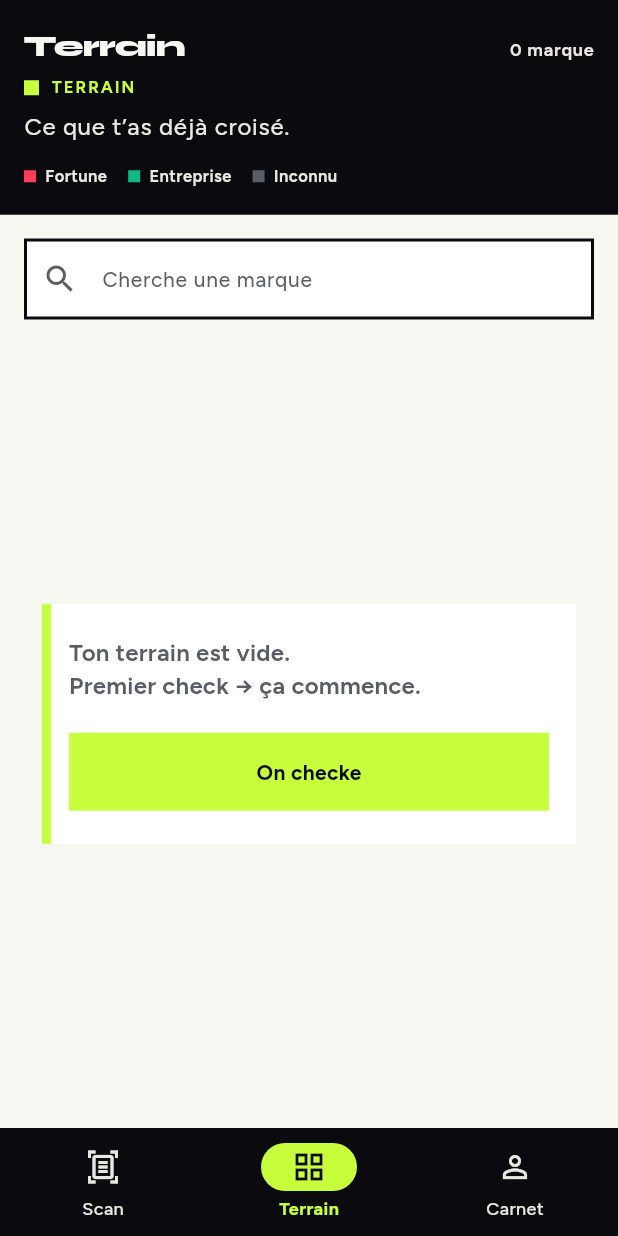
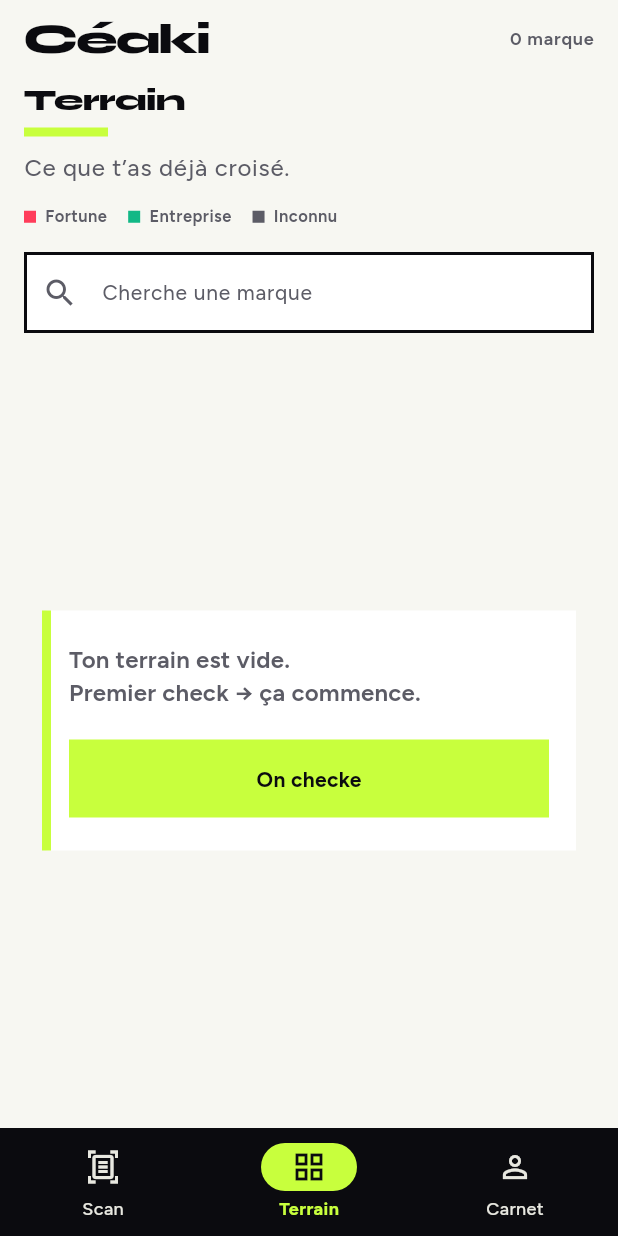
Before and after one commit to Enterenn/ceaki, a Flutter app: the screen it shows after launch, item 2 of the bottom bar chosen, on a phone screen of 412 x 824 dp. Run offline on Flutter 3.47's test engine with Material 3 defaults, Android fonts, the phone set to English and light mode, and no system bars; our stand-ins replace drift, drift_flutter, flutter_riverpod, permission_handler; missing offline and left inert: mobile_scanner; accounts and stored records are empty; generated files the repository leaves out were written again.

Commit message:
Unify Scan, Terrain, and Carnet under one hub chrome.
Shared HubHeader with Céaki mark and lime bar; drop the ink archive header and align nav selection icons.

Co-authored-by: Cursor <cursoragent@cursor.com>

```diff
--- a/lib/ui/library/library_page.dart
+++ b/lib/ui/library/library_page.dart
@@ -8,6 +8,7 @@ import 'package:transparence/domain/library.dart';
 import 'package:transparence/l10n/app_localizations.dart';
 import 'package:transparence/ui/brand/brand_mark.dart';
 import 'package:transparence/ui/library/brand_page.dart';
+import 'package:transparence/ui/shell/hub_header.dart';
 import 'package:transparence/ui/theme.dart';
 
 /// Personal archive of brands already met through scans.
@@ -45,23 +46,31 @@ class _LibraryPageState extends ConsumerState<LibraryPage> {
         return Column(
           crossAxisAlignment: CrossAxisAlignment.stretch,
           children: [
-            ColoredBox(
-              color: TransparenceColors.ink,
-              child: SafeArea(
-                bottom: false,
-                child: _ArchiveHeader(
-                  title: l10n.navLibrary,
-                  badge: l10n.archiveBadge,
-                  subtitle: l10n.archiveSub,
-                  countLabel: l10n.archiveCount(entries.length),
-                  legendFortune: l10n.archiveLegendFortune,
-                  legendClear: l10n.archiveLegendClear,
-                  legendUnknown: l10n.archiveLegendUnknown,
-                ),
+            HubHeader(
+              title: l10n.navLibrary,
+              subtitle: l10n.archiveSub,
+              trailing: l10n.archiveCount(entries.length),
+              bottom: Wrap(
+                spacing: 14,
+                runSpacing: 8,
+                children: [
+                  _LegendDot(
+                    color: TransparenceColors.coral,
+                    label: l10n.archiveLegendFortune,
+                  ),
+                  _LegendDot(
+                    color: TransparenceColors.leaf,
+                    label: l10n.archiveLegendClear,
+                  ),
+                  _LegendDot(
+                    color: TransparenceColors.mute,
+                    label: l10n.archiveLegendUnknown,
+                  ),
+                ],
               ),
             ),
             Padding(
-              padding: const EdgeInsets.fromLTRB(16, 16, 16, 0),
+              padding: const EdgeInsets.fromLTRB(16, 8, 16, 0),
               child: TextField(
                 controller: _search,
                 decoration: InputDecoration(
@@ -208,100 +217,6 @@ class _FilterChip extends StatelessWidget {
   }
 }
 
-class _ArchiveHeader extends StatelessWidget {
-  const _ArchiveHeader({
-    required this.title,
-    required this.badge,
-    required this.subtitle,
-    required this.countLabel,
-    required this.legendFortune,
-    required this.legendClear,
-    required this.legendUnknown,
-  });
-
-  final String title;
-  final String badge;
-  final String subtitle;
-  final String countLabel;
-  final String legendFortune;
-  final String legendClear;
-  final String legendUnknown;
-
-  @override
-  Widget build(BuildContext context) {
-    final theme = Theme.of(context);
-    return Container(
-      width: double.infinity,
-      color: TransparenceColors.ink,
-      padding: const EdgeInsets.fromLTRB(16, 20, 16, 18),
-      child: Column(
-        crossAxisAlignment: CrossAxisAlignment.start,
-        children: [
-          Row(
-            crossAxisAlignment: CrossAxisAlignment.end,
-            children: [
-              Expanded(
-                child: Text(
-                  title,
-                  style: theme.textTheme.headlineSmall?.copyWith(
-                    color: TransparenceColors.paper,
-                  ),
-                ),
-              ),
-              Text(
-                countLabel,
-                style: theme.textTheme.labelMedium?.copyWith(
-                  color: TransparenceColors.mist,
-                ),
-              ),
-            ],
-          ),
-          const SizedBox(height: 10),
-          Row(
-            children: [
-              Container(width: 10, height: 10, color: TransparenceColors.lime),
-              const SizedBox(width: 8),
-              Text(
-                badge.toUpperCase(),
-                style: theme.textTheme.labelSmall?.copyWith(
-                  color: TransparenceColors.lime,
-                  letterSpacing: 1.4,
-                ),
-              ),
-            ],
-          ),
-          const SizedBox(height: 8),
-          Text(
-            subtitle,
-            style: theme.textTheme.bodyLarge?.copyWith(
-              color: TransparenceColors.mist,
-            ),
-          ),
-          const SizedBox(height: 14),
-          Wrap(
-            spacing: 14,
-            runSpacing: 8,
-            children: [
-              _LegendDot(
-                color: TransparenceColors.coral,
-                label: legendFortune,
-              ),
-              _LegendDot(
-                color: TransparenceColors.leaf,
-                label: legendClear,
-              ),
-              _LegendDot(
-                color: TransparenceColors.mute,
-                label: legendUnknown,
-              ),
-            ],
-          ),
-        ],
-      ),
-    );
-  }
-}
-
 class _LegendDot extends StatelessWidget {
   const _LegendDot({required this.color, required this.label});
 
@@ -318,7 +233,7 @@ class _LegendDot extends StatelessWidget {
         Text(
           label,
           style: Theme.of(context).textTheme.labelSmall?.copyWith(
-            color: TransparenceColors.mist,
+            color: TransparenceColors.mute,
             letterSpacing: 0.3,
           ),
         ),
--- a/lib/ui/scanner/scanner_page.dart
+++ b/lib/ui/scanner/scanner_page.dart
@@ -7,6 +7,7 @@ import 'package:transparence/l10n/app_localizations.dart';
 import 'package:transparence/ui/brand/ceaki_mark.dart';
 import 'package:transparence/ui/result/result_page.dart';
 import 'package:transparence/ui/scanner/camera_scan_page.dart';
+import 'package:transparence/ui/shell/hub_header.dart';
 import 'package:transparence/ui/theme.dart';
 
 /// Branded Scan home: identity first, then a dominant CTA into the camera.
@@ -50,11 +51,7 @@ class _ScannerPageState extends ConsumerState<ScannerPage> {
                 const SizedBox(height: 12),
                 Align(
                   alignment: Alignment.centerLeft,
-                  child: Container(
-                    width: 72,
-                    height: 8,
-                    color: TransparenceColors.lime,
-                  ),
+                  child: HubHeader.limeBar,
                 ),
                 const Spacer(),
                 Text(
--- a/lib/ui/shell.dart
+++ b/lib/ui/shell.dart
@@ -27,12 +27,15 @@ class AppShell extends ConsumerWidget {
         destinations: [
           NavigationDestination(
             icon: const Icon(Icons.document_scanner_outlined),
-            selectedIcon: const Icon(Icons.document_scanner),
+            selectedIcon: const Icon(
+              Icons.document_scanner,
+              color: TransparenceColors.ink,
+            ),
             label: l10n.navScanner,
           ),
           NavigationDestination(
             icon: const Icon(Icons.grid_view_outlined),
-            selectedIcon: Icon(
+            selectedIcon: const Icon(
               Icons.grid_view,
               color: TransparenceColors.ink,
             ),
@@ -40,7 +43,7 @@ class AppShell extends ConsumerWidget {
           ),
           NavigationDestination(
             icon: const Icon(Icons.person_outline),
-            selectedIcon: Icon(
+            selectedIcon: const Icon(
               Icons.person,
               color: TransparenceColors.ink,
             ),
--- /dev/null
+++ b/lib/ui/shell/hub_header.dart
@@ -0,0 +1,76 @@
+import 'package:flutter/material.dart';
+import 'package:transparence/ui/brand/ceaki_mark.dart';
+import 'package:transparence/ui/theme.dart';
+
+/// Shared top chrome for Terrain / Carnet hubs — brand mark + title + lime bar.
+class HubHeader extends StatelessWidget {
+  const HubHeader({
+    required this.title,
+    this.subtitle,
+    this.trailing,
+    this.bottom,
+    super.key,
+  });
+
+  final String title;
+  final String? subtitle;
+  final String? trailing;
+  final Widget? bottom;
+
+  static const limeBar = SizedBox(
+    width: 56,
+    height: 6,
+    child: ColoredBox(color: TransparenceColors.lime),
+  );
+
+  @override
+  Widget build(BuildContext context) {
+    final theme = Theme.of(context);
+    final sub = subtitle;
+    final trail = trailing;
+
+    return SafeArea(
+      bottom: false,
+      child: Padding(
+        padding: const EdgeInsets.fromLTRB(16, 12, 16, 0),
+        child: Column(
+          crossAxisAlignment: CrossAxisAlignment.start,
+          children: [
+            Row(
+              children: [
+                const CeakiMark(size: 28),
+                if (trail != null) ...[
+                  const Spacer(),
+                  Text(
+                    trail,
+                    style: theme.textTheme.labelMedium?.copyWith(
+                      color: TransparenceColors.mute,
+                    ),
+                  ),
+                ],
+              ],
+            ),
+            const SizedBox(height: 16),
+            Text(title, style: theme.textTheme.headlineSmall),
+            const SizedBox(height: 8),
+            limeBar,
+            if (sub != null) ...[
+              const SizedBox(height: 10),
+              Text(
+                sub,
+                style: theme.textTheme.bodyLarge?.copyWith(
+                  color: TransparenceColors.mute,
+                ),
+              ),
+            ],
+            if (bottom != null) ...[
+              const SizedBox(height: 14),
+              bottom!,
+            ],
+            const SizedBox(height: 8),
+          ],
+        ),
+      ),
+    );
+  }
+}
--- a/lib/ui/you/you_page.dart
+++ b/lib/ui/you/you_page.dart
@@ -6,12 +6,13 @@ import 'package:transparence/application/player_stats.dart';
 import 'package:transparence/l10n/app_localizations.dart';
 import 'package:transparence/ui/game/rank_card.dart';
 import 'package:transparence/ui/library/fortune_page.dart';
+import 'package:transparence/ui/shell/hub_header.dart';
 import 'package:transparence/ui/theme.dart';
 import 'package:transparence/ui/you/about_page.dart';
 import 'package:transparence/ui/you/data_page.dart';
 import 'package:transparence/ui/you/history_page.dart';
 
-/// Profil hub — carnet des reposés, paliers soft, liens.
+/// Carnet hub — reposés, paliers soft, liens.
 class YouPage extends ConsumerWidget {
   const YouPage({super.key});
 
@@ -26,40 +27,30 @@ class YouPage extends ConsumerWidget {
       children: [
         Expanded(
           child: ListView(
-            padding: const EdgeInsets.fromLTRB(16, 8, 16, 16),
+            padding: const EdgeInsets.fromLTRB(0, 0, 0, 16),
             children: [
-              SafeArea(
-                bottom: false,
-                child: Column(
-                  crossAxisAlignment: CrossAxisAlignment.start,
-                  children: [
-                    Text(l10n.navYou, style: theme.textTheme.headlineSmall),
-                    const SizedBox(height: 8),
-                    Container(
-                      width: 56,
-                      height: 6,
-                      color: TransparenceColors.lime,
+              HubHeader(
+                title: l10n.navYou,
+                subtitle: l10n.notebookSub,
               ),
-                  ],
-                ),
-              ),
-              const SizedBox(height: 24),
-              rank.when(
+              Padding(
+                padding: const EdgeInsets.fromLTRB(16, 8, 16, 0),
+                child: rank.when(
                   loading: () => const SizedBox.shrink(),
                   error: (_, _) => const SizedBox.shrink(),
                   data: (value) => RankCard(rank: value),
                 ),
-              const SizedBox(height: 28),
-              Text(l10n.notebookTitle, style: theme.textTheme.titleLarge),
-              const SizedBox(height: 4),
-              Text(
-                l10n.notebookSub,
-                style: theme.textTheme.bodySmall?.copyWith(
-                  color: TransparenceColors.mute,
+              ),
+              Padding(
+                padding: const EdgeInsets.fromLTRB(16, 28, 16, 0),
+                child: Text(
+                  l10n.notebookTitle,
+                  style: theme.textTheme.titleLarge,
                 ),
               ),
-              const SizedBox(height: 12),
-              notebook.when(
+              Padding(
+                padding: const EdgeInsets.fromLTRB(16, 12, 16, 0),
+                child: notebook.when(
                   loading: () => const SizedBox.shrink(),
                   error: (_, _) => const SizedBox.shrink(),
                   data: (lines) {
@@ -75,7 +66,8 @@ class YouPage extends ConsumerWidget {
                       children: [
                         for (final line in lines)
                           _NotebookRow(
-                          countLabel: l10n.notebookLine(line.name, line.count),
+                            countLabel:
+                                l10n.notebookLine(line.name, line.count),
                             onTap: () => _open(
                               context,
                               FortunePage(fortuneId: line.fortuneId),
@@ -85,7 +77,11 @@ class YouPage extends ConsumerWidget {
                     );
                   },
                 ),
-              const SizedBox(height: 28),
+              ),
+              Padding(
+                padding: const EdgeInsets.fromLTRB(16, 28, 16, 0),
+                child: Column(
+                  children: [
                     _ProfileLink(
                       title: l10n.scanHistoryTitle,
                       subtitle: l10n.profileHistorySub,
@@ -100,6 +96,9 @@ class YouPage extends ConsumerWidget {
                       title: l10n.profileAboutTitle,
                       subtitle: l10n.profileAboutSub,
                       onTap: () => _open(context, const AboutPage()),
+                    ),
+                  ],
+                ),
               ),
             ],
           ),
```
Lines whose indentation alone changed are shown as unchanged.
